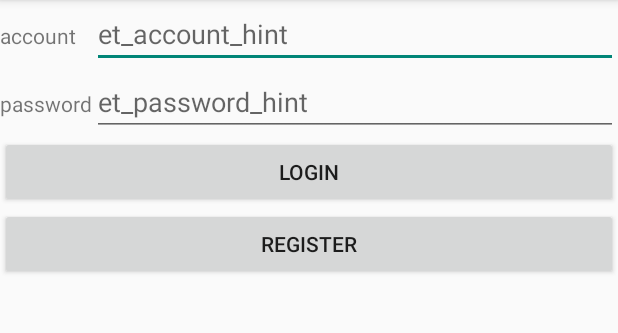
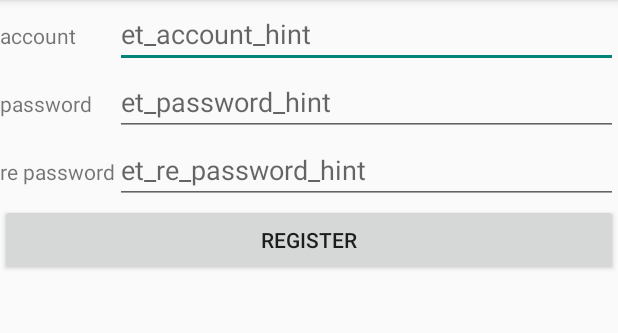
Before and after one commit to CalibrePortable/CalibrePortable, an Android app: the screen it shows after launch (LoginActivity before the commit, RegisterActivity after it), after a tap on "REGISTER", on a phone screen of 412 x 824 dp, the part 84-417 px from its top. Run offline under Robolectric (Android 15) with nearby library versions, the light colour scheme and no system bars; our stand-ins replace ButterKnife; libraries missing offline, so code that uses them is left out: retrofit.client, retrofit.http.

Commit message:
完成注册功能

```diff
--- a/SmartLib/app/src/main/java/org/geeklub/smartlib/login/LoginActivity.java
+++ b/SmartLib/app/src/main/java/org/geeklub/smartlib/login/LoginActivity.java
@@ -1,6 +1,7 @@
 package org.geeklub.smartlib.login;
 
 import android.app.Activity;
+import android.content.Intent;
 import android.os.Bundle;
 import android.view.View;
 import android.widget.Button;
@@ -11,6 +12,7 @@ import org.geeklub.smartlib.R;
 import org.geeklub.smartlib.login.presenter.LoginPresenter;
 import org.geeklub.smartlib.login.presenter.LoginPresenterImpl;
 import org.geeklub.smartlib.login.view.LoginView;
+import org.geeklub.smartlib.register.RegisterActivity;
 import org.geeklub.smartlib.utils.ToastUtil;
 
 import butterknife.ButterKnife;
@@ -82,6 +84,7 @@ public class LoginActivity extends Activity implements LoginView, View.OnClickLi
 
   @Override
   public void navigateToRegister() {
+    startActivity(new Intent(this, RegisterActivity.class));
 
   }
 
--- a/SmartLib/app/src/main/java/org/geeklub/smartlib/register/RegisterActivity.java
+++ b/SmartLib/app/src/main/java/org/geeklub/smartlib/register/RegisterActivity.java
@@ -1,9 +1,104 @@
 package org.geeklub.smartlib.register;
 
 import android.app.Activity;
+import android.os.Bundle;
+import android.text.Editable;
+import android.text.TextWatcher;
+import android.view.View;
+import android.widget.Button;
+import android.widget.EditText;
+import android.widget.ProgressBar;
+import butterknife.ButterKnife;
+import butterknife.InjectView;
+import org.geeklub.smartlib.R;
+import org.geeklub.smartlib.register.presenter.RegisterPresenter;
+import org.geeklub.smartlib.register.presenter.RegisterPresenterImpl;
+import org.geeklub.smartlib.register.view.RegisterView;
+import org.geeklub.smartlib.utils.ToastUtil;
 
 /**
  * Created by Vass on 2014/10/26.
  */
-public class RegisterActivity extends Activity {
+public class RegisterActivity extends Activity
+    implements RegisterView, View.OnClickListener, TextWatcher {
+
+  @InjectView(R.id.et_account) EditText mEditTextAccount;
+
+  @InjectView(R.id.et_password) EditText mEditTextPassword;
+
+  @InjectView(R.id.et_rePassword) EditText mEditTextRePassword;
+
+  @InjectView(R.id.progressBar) ProgressBar mProgressBar;
+
+  @InjectView(R.id.btn_register) Button mBtnRegister;
+
+  private RegisterPresenter mRegisterPresenter;
+
+  @Override protected void onCreate(Bundle savedInstanceState) {
+    super.onCreate(savedInstanceState);
+
+    setContentView(R.layout.activity_register);
+
+    ButterKnife.inject(this);
+
+    mRegisterPresenter = new RegisterPresenterImpl(this);
+
+    initCallBacks();
+  }
+
+  private void initCallBacks() {
+    mBtnRegister.setOnClickListener(this);
+    mEditTextRePassword.addTextChangedListener(this);
+  }
+
+  @Override public void showProgressbar() {
+    mProgressBar.setVisibility(View.VISIBLE);
+  }
+
+  @Override public void hideProgressBar() {
+    mProgressBar.setVisibility(View.GONE);
+  }
+
+  @Override public void setAccountError() {
+    mEditTextAccount.setError(getString(R.string.account_not_empty));
+  }
+
+  @Override public void setPasswordError() {
+    mEditTextPassword.setError(getString(R.string.password_not_empty));
+  }
+
+  @Override public void setRepasswordError() {
+    mEditTextRePassword.setError(getString(R.string.re_password_error));
+  }
+
+  @Override public void showMessage(String msg) {
+    ToastUtil.showShort(msg);
+  }
+
+  @Override public void onClick(View v) {
+
+    switch (v.getId()) {
+
+      case R.id.btn_register:
+        mRegisterPresenter.validateCredentials(mEditTextAccount.getText().toString(),
+            mEditTextPassword.getText().toString(), mEditTextRePassword.getText().toString());
+        break;
+
+      default:
+        break;
+    }
+  }
+
+  @Override public void beforeTextChanged(CharSequence s, int start, int count, int after) {
+
+  }
+
+  @Override public void onTextChanged(CharSequence s, int start, int before, int count) {
+
+  }
+
+  @Override public void afterTextChanged(Editable s) {
+    mRegisterPresenter.validatePassWord(mEditTextPassword.getText().toString(),
+        mEditTextRePassword.getText().toString());
+  }
 }
--- a/SmartLib/app/src/main/java/org/geeklub/smartlib/register/model/RegisterModel.java
+++ b/SmartLib/app/src/main/java/org/geeklub/smartlib/register/model/RegisterModel.java
@@ -1,7 +1,23 @@
 package org.geeklub.smartlib.register.model;
+
+import org.geeklub.smartlib.register.presenter.OnPassWordMatchListener;
+import org.geeklub.smartlib.register.presenter.OnRegisterFinishedListener;
+import org.geeklub.smartlib.register.presenter.OnUserInputListener;
 
 /**
  * Created by Vass on 2014/10/26.
  */
 public interface RegisterModel {
+  /**
+   * 验证注册的逻辑
+   */
+  void register(String userName, String passWord, String passWordConfirm,
+      OnUserInputListener userInputListener, OnPassWordMatchListener matchListener,
+      OnRegisterFinishedListener finishedListener);
+
+  /**
+   * 验证用户两次输入的密码是否一致
+   */
+  void verifyPassWord(String firstPassWord, String secondPassWord,
+      OnPassWordMatchListener listener);
 }
--- /dev/null
+++ b/SmartLib/app/src/main/java/org/geeklub/smartlib/register/presenter/OnPassWordMatchListener.java
@@ -0,0 +1,11 @@
+package org.geeklub.smartlib.register.presenter;
+
+/**
+ * Created by Vass on 2014/10/8.
+ */
+public interface OnPassWordMatchListener {
+  /**
+   * 两次输入密码不一致的回调函数
+   */
+  public void onPassWordNotMatchError();
+}
--- /dev/null
+++ b/SmartLib/app/src/main/java/org/geeklub/smartlib/register/presenter/OnRegisterFinishedListener.java
@@ -0,0 +1,16 @@
+package org.geeklub.smartlib.register.presenter;
+
+/**
+ * Created by Vass on 2014/10/27.
+ */
+public interface OnRegisterFinishedListener {
+
+  /**
+   * 注册失败
+   */
+  public void onFail(String msg);
+  /**
+   * 注册成功
+   */
+  public void onSuccess(String msg);
+}
--- /dev/null
+++ b/SmartLib/app/src/main/java/org/geeklub/smartlib/register/presenter/OnUserInputListener.java
@@ -0,0 +1,14 @@
+package org.geeklub.smartlib.register.presenter;
+
+/**
+ * Created by Vass on 2014/10/27.
+ */
+public interface OnUserInputListener {
+
+  void accountError();
+
+  void passwordError();
+
+
+
+}
--- a/SmartLib/app/src/main/java/org/geeklub/smartlib/register/presenter/RegisterPresenter.java
+++ b/SmartLib/app/src/main/java/org/geeklub/smartlib/register/presenter/RegisterPresenter.java
@@ -4,4 +4,17 @@ package org.geeklub.smartlib.register.presenter;
  * Created by Vass on 2014/10/26.
  */
 public interface RegisterPresenter {
+
+  /**
+   * 注册验证逻辑
+   */
+  void validateCredentials(String userName, String passWord, String rePassword);
+
+  /**
+   * 验证两次输入的密码是否一致
+   * @param firstPassWord
+   * @param secondPassWord
+   */
+
+  void validatePassWord(String firstPassWord, String secondPassWord);
 }
--- a/SmartLib/app/src/main/java/org/geeklub/smartlib/register/presenter/RegisterPresenterImpl.java
+++ b/SmartLib/app/src/main/java/org/geeklub/smartlib/register/presenter/RegisterPresenterImpl.java
@@ -1,7 +1,58 @@
 package org.geeklub.smartlib.register.presenter;
+
+import org.geeklub.smartlib.register.model.RegisterModel;
+import org.geeklub.smartlib.register.model.RegisterModelImpl;
+import org.geeklub.smartlib.register.view.RegisterView;
 
 /**
  * Created by Vass on 2014/10/26.
  */
-public class RegisterPresenterImpl implements RegisterPresenter {
+public class RegisterPresenterImpl
+    implements RegisterPresenter, OnUserInputListener, OnPassWordMatchListener,
+    OnRegisterFinishedListener {
+
+  private RegisterModel mRegisterModel;
+
+  private RegisterView mRegisterView;
+
+  public RegisterPresenterImpl(RegisterView registerView) {
+    mRegisterView = registerView;
+    mRegisterModel = new RegisterModelImpl();
+  }
+
+
+  @Override public void accountError() {
+    mRegisterView.hideProgressBar();
+    mRegisterView.setAccountError();
+  }
+
+  @Override public void passwordError() {
+    mRegisterView.hideProgressBar();
+    mRegisterView.setPasswordError();
+  }
+
+  @Override public void onPassWordNotMatchError() {
+    mRegisterView.hideProgressBar();
+    mRegisterView.setRepasswordError();
+  }
+
+
+  @Override public void validateCredentials(String userName, String passWord, String rePassword) {
+    mRegisterView.showProgressbar();
+    mRegisterModel.register(userName, passWord, rePassword, this, this,this);
+  }
+
+  @Override public void validatePassWord(String firstPassWord, String secondPassWord) {
+    mRegisterModel.verifyPassWord(firstPassWord, secondPassWord, this);
+  }
+
+  @Override public void onFail(String msg) {
+    mRegisterView.hideProgressBar();
+    mRegisterView.showMessage(msg);
+  }
+
+  @Override public void onSuccess(String msg) {
+    mRegisterView.hideProgressBar();
+    mRegisterView.showMessage(msg);
+  }
 }
--- a/SmartLib/app/src/main/java/org/geeklub/smartlib/register/view/RegisterView.java
+++ b/SmartLib/app/src/main/java/org/geeklub/smartlib/register/view/RegisterView.java
@@ -4,4 +4,18 @@ package org.geeklub.smartlib.register.view;
  * Created by Vass on 2014/10/26.
  */
 public interface RegisterView {
+
+  void showProgressbar();
+
+  void hideProgressBar();
+
+  void setAccountError();
+
+  void setPasswordError();
+
+  void setRepasswordError();
+
+  void showMessage(String msg);
+
+
 }
--- /dev/null
+++ b/SmartLib/app/src/main/res/layout/activity_register.xml
@@ -0,0 +1,72 @@
+<?xml version="1.0" encoding="utf-8"?>
+
+<FrameLayout xmlns:android="http://schemas.android.com/apk/res/android"
+    android:layout_width="match_parent"
+    android:layout_height="match_parent">
+
+  <ProgressBar
+      android:visibility="gone"
+      android:id="@+id/progressBar"
+      style="?android:attr/progressBarStyleLarge"
+      android:layout_width="wrap_content"
+      android:layout_height="wrap_content"
+      android:layout_gravity="center"/>
+
+
+  <TableLayout
+      android:layout_width="match_parent"
+      android:layout_height="match_parent"
+      android:stretchColumns="1">
+
+    <TableRow>
+
+      <TextView
+          android:layout_height="wrap_content"
+          android:text="@string/account"/>
+
+      <EditText
+          android:id="@+id/et_account"
+          android:layout_height="wrap_content"
+          android:hint="@string/et_account_hint"/>
+
+    </TableRow>
+
+
+    <TableRow>
+
+      <TextView
+          android:layout_height="wrap_content"
+          android:text="@string/password"/>
+
+      <EditText
+          android:id="@+id/et_password"
+          android:layout_height="wrap_content"
+          android:hint="@string/et_password_hint"/>
+
+    </TableRow>
+    <TableRow>
+
+      <TextView
+          android:layout_height="wrap_content"
+          android:text="@string/re_password"/>
+
+      <EditText
+          android:id="@+id/et_rePassword"
+          android:layout_height="wrap_content"
+          android:hint="@string/et_re_password_hint"/>
+
+    </TableRow>
+
+
+    <TableRow>
+
+      <Button
+          android:id="@+id/btn_register"
+          android:layout_height="@dimen/button_height"
+          android:layout_span="2"
+          android:text="@string/register"/>
+    </TableRow>
+  </TableLayout>
+
+
+</FrameLayout>
--- a/SmartLib/app/src/main/res/values/strings.xml
+++ b/SmartLib/app/src/main/res/values/strings.xml
@@ -11,11 +11,14 @@
   <string name="account">account</string>
   <string name="et_account_hint">et_account_hint</string>
   <string name="password">password</string>
+  <string name="re_password">re password</string>
   <string name="et_password_hint">et_password_hint</string>
+  <string name="et_re_password_hint">et_re_password_hint</string>
   <string name="login">login</string>
   <string name="register">register</string>
 
   <string name="account_not_empty">account not empty</string>
-    <string name="password_not_empty">password not empty</string>
+  <string name="password_not_empty">password not empty</string>
+  <string name="re_password_error">password not the same!!!</string>
 
 </resources>
```
Also changed, not shown: SmartLib/app/src/main/AndroidManifest.xml (+8 -2 lines), SmartLib/app/src/main/java/org/geeklub/smartlib/login/model/LoginModelImpl.java (+9 -0 lines), SmartLib/app/src/main/java/org/geeklub/smartlib/register/model/RegisterModelImpl.java (+41 -0 lines).
